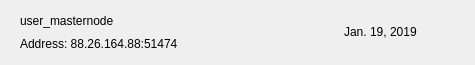
First picture: the form in src/qt/concrete/forms/mnrow.ui, repository ZioFabry/Concrete, before the edit.
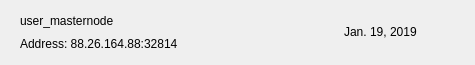
Second picture: the form after the edit. Icons and pictures are not drawn.

Diff of the .ui file:
```diff
--- a/src/qt/concrete/forms/mnrow.ui
+++ b/src/qt/concrete/forms/mnrow.ui
@@ -87,7 +87,7 @@
          <item>
           <widget class="QLabel" name="labelAddress">
            <property name="text">
-            <string>Address: 88.26.164.88:51474</string>
+            <string>Address: 88.26.164.88:32814</string>
            </property>
           </widget>
          </item>
```
